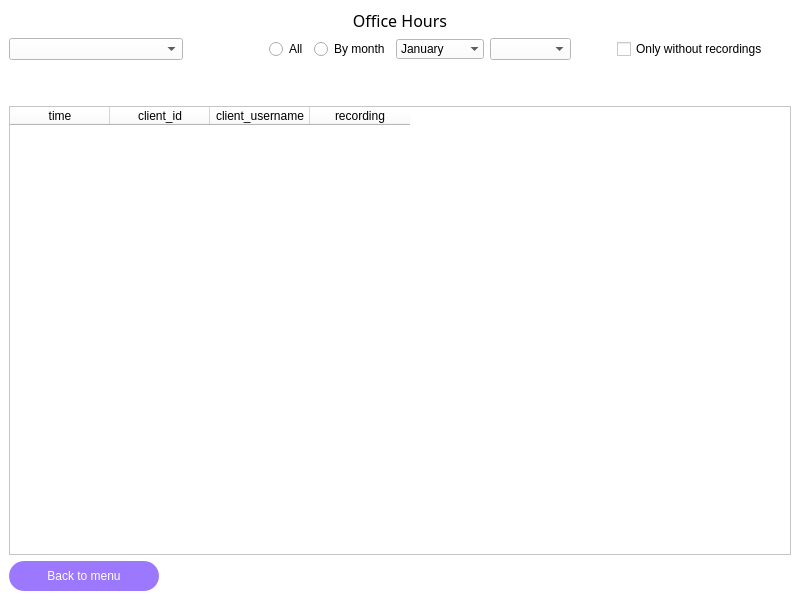
This is Designs/OfficeHours.ui in AlliumPro/statistics-innoprog as Qt 5 draws it before an edit. The edited form follows.
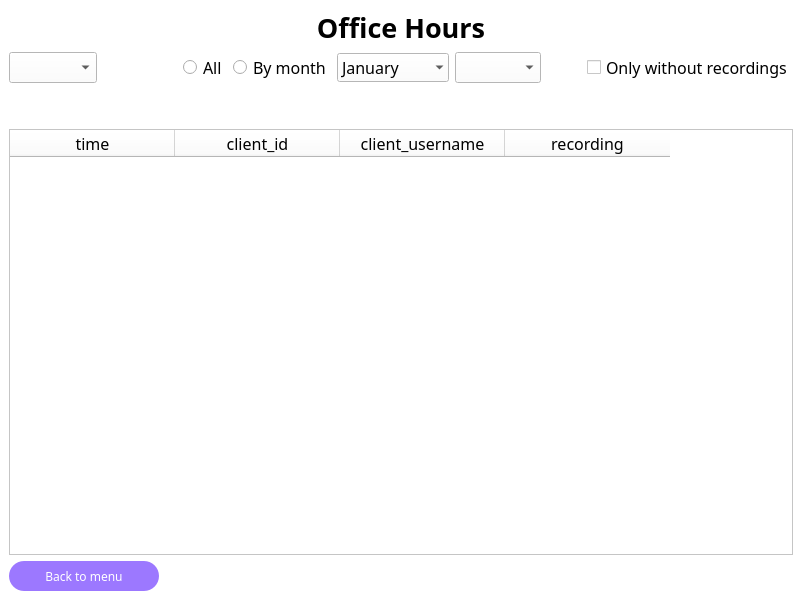
This is the edited form.

```diff
--- a/Designs/OfficeHours.ui
+++ b/Designs/OfficeHours.ui
@@ -6,7 +6,7 @@
    <rect>
     <x>0</x>
     <y>0</y>
-    <width>800</width>
+    <width>802</width>
     <height>600</height>
    </rect>
   </property>
@@ -22,8 +22,10 @@
      <widget class="QLabel" name="officehourslabel">
       <property name="font">
        <font>
-        <family>Arial Black</family>
-        <pointsize>12</pointsize>
+        <family>OCR A Extended</family>
+        <pointsize>20</pointsize>
+        <weight>75</weight>
+        <bold>true</bold>
        </font>
       </property>
       <property name="text">
@@ -38,6 +40,12 @@
      <layout class="QHBoxLayout" name="horizontalLayout">
       <item>
        <widget class="QComboBox" name="teacherList">
+        <property name="font">
+         <font>
+          <family>OCR A Extended</family>
+          <pointsize>12</pointsize>
+         </font>
+        </property>
         <property name="frame">
          <bool>true</bool>
         </property>
@@ -47,6 +55,11 @@
        <layout class="QHBoxLayout" name="horizontalLayout_2">
         <item>
          <spacer name="horizontalSpacer">
+          <property name="font">
+           <font>
+            <family>OCR A Extended</family>
+           </font>
+          </property>
           <property name="orientation">
            <enum>Qt::Horizontal</enum>
           </property>
@@ -63,6 +76,12 @@
         </item>
         <item>
          <widget class="QRadioButton" name="allButton">
+          <property name="font">
+           <font>
+            <family>OCR A Extended</family>
+            <pointsize>12</pointsize>
+           </font>
+          </property>
           <property name="text">
            <string>All</string>
           </property>
@@ -70,6 +89,12 @@
         </item>
         <item>
          <widget class="QRadioButton" name="byMonthButton">
+          <property name="font">
+           <font>
+            <family>OCR A Extended</family>
+            <pointsize>12</pointsize>
+           </font>
+          </property>
           <property name="text">
            <string>By month</string>
           </property>
@@ -81,6 +106,12 @@
        <layout class="QHBoxLayout" name="horizontalLayout_3">
         <item>
          <widget class="QComboBox" name="monthList">
+          <property name="font">
+           <font>
+            <family>OCR A Extended</family>
+            <pointsize>12</pointsize>
+           </font>
+          </property>
           <property name="styleSheet">
            <string notr="true"/>
           </property>
@@ -157,6 +188,12 @@
         </item>
         <item>
          <widget class="QComboBox" name="yearList">
+          <property name="font">
+           <font>
+            <family>OCR A Extended</family>
+            <pointsize>12</pointsize>
+           </font>
+          </property>
           <property name="insertPolicy">
            <enum>QComboBox::InsertBeforeCurrent</enum>
           </property>
@@ -169,6 +206,11 @@
       </item>
       <item>
        <spacer name="horizontalSpacer_2">
+        <property name="font">
+         <font>
+          <family>OCR A Extended</family>
+         </font>
+        </property>
         <property name="orientation">
          <enum>Qt::Horizontal</enum>
         </property>
@@ -185,6 +227,12 @@
       </item>
       <item>
        <widget class="QCheckBox" name="withoutRecButton">
+        <property name="font">
+         <font>
+          <family>OCR A Extended</family>
+          <pointsize>12</pointsize>
+         </font>
+        </property>
         <property name="text">
          <string>Only without recordings</string>
         </property>
@@ -194,6 +242,11 @@
     </item>
     <item>
      <spacer name="verticalSpacer">
+      <property name="font">
+       <font>
+        <family>OCR A Extended</family>
+       </font>
+      </property>
       <property name="orientation">
        <enum>Qt::Vertical</enum>
       </property>
@@ -210,25 +263,75 @@
     </item>
     <item>
      <widget class="QTableWidget" name="resultTable">
+      <property name="sizePolicy">
+       <sizepolicy hsizetype="Expanding" vsizetype="Expanding">
+        <horstretch>0</horstretch>
+        <verstretch>0</verstretch>
+       </sizepolicy>
+      </property>
+      <property name="font">
+       <font>
+        <family>OCR A Extended</family>
+       </font>
+      </property>
+      <property name="sizeAdjustPolicy">
+       <enum>QAbstractScrollArea::AdjustToContentsOnFirstShow</enum>
+      </property>
+      <attribute name="horizontalHeaderDefaultSectionSize">
+       <number>165</number>
+      </attribute>
+      <attribute name="verticalHeaderVisible">
+       <bool>false</bool>
+      </attribute>
+      <attribute name="verticalHeaderCascadingSectionResizes">
+       <bool>false</bool>
+      </attribute>
+      <attribute name="verticalHeaderDefaultSectionSize">
+       <number>30</number>
+      </attribute>
       <column>
        <property name="text">
         <string>time</string>
        </property>
+       <property name="font">
+        <font>
+         <family>OCR A Extended</family>
+         <pointsize>12</pointsize>
+        </font>
+       </property>
       </column>
       <column>
        <property name="text">
         <string>client_id</string>
        </property>
+       <property name="font">
+        <font>
+         <family>OCR A Extended</family>
+         <pointsize>12</pointsize>
+        </font>
+       </property>
       </column>
       <column>
        <property name="text">
         <string>client_username</string>
        </property>
+       <property name="font">
+        <font>
+         <family>OCR A Extended</family>
+         <pointsize>12</pointsize>
+        </font>
+       </property>
       </column>
       <column>
        <property name="text">
         <string>recording</string>
        </property>
+       <property name="font">
+        <font>
+         <family>OCR A Extended</family>
+         <pointsize>12</pointsize>
+        </font>
+       </property>
       </column>
      </widget>
     </item>
@@ -246,6 +349,11 @@
         <height>30</height>
        </size>
       </property>
+      <property name="font">
+       <font>
+        <family>OCR A Extended</family>
+       </font>
+      </property>
       <property name="styleSheet">
        <string notr="true">QPushButton {
 background-color:rgb(156, 120, 255);
```
